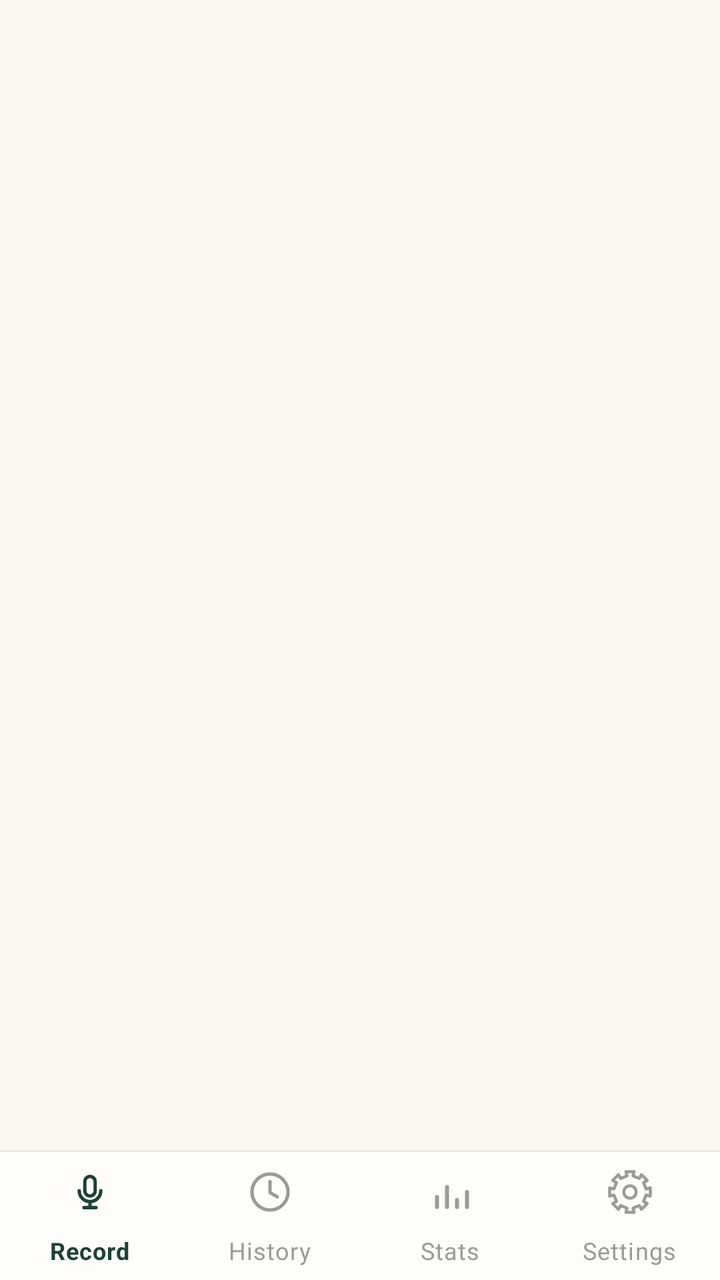
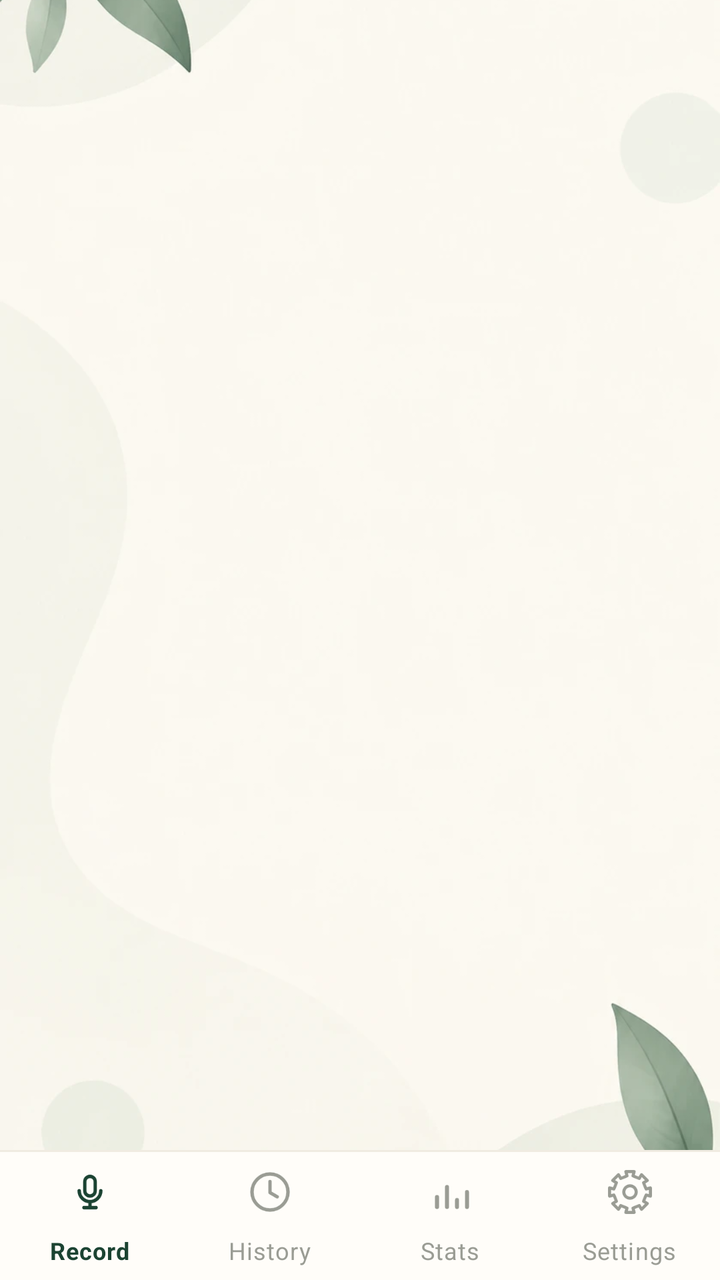

Before-and-after screenshots of an Android layout around one commit, followed by the original layout XML and the change that was made.
<!-- AndroidManifest.xml: application theme Theme.VoiceRecorder -->
<!-- res/layout/activity_main.xml -->
<?xml version="1.0" encoding="utf-8"?>
<LinearLayout
    xmlns:android="http://schemas.android.com/apk/res/android"
    xmlns:app="http://schemas.android.com/apk/res-auto"
    android:layout_width="match_parent"
    android:layout_height="match_parent"
    android:orientation="vertical"
    android:background="@color/background">

    <FrameLayout
        android:id="@+id/container"
        android:layout_width="match_parent"
        android:layout_height="0dp"
        android:layout_weight="1" />

    <View
        android:layout_width="match_parent"
        android:layout_height="1dp"
        android:background="@color/divider" />

    <com.google.android.material.bottomnavigation.BottomNavigationView
        android:id="@+id/bottomNav"
        android:layout_width="match_parent"
        android:layout_height="wrap_content"
        android:background="@color/surface"
        android:minHeight="64dp"
        app:elevation="0dp"
        app:itemIconTint="@color/nav_item"
        app:itemTextColor="@color/nav_item"
        app:itemRippleColor="@color/forest_soft"
        app:itemActiveIndicatorStyle="@null"
        app:labelVisibilityMode="labeled"
        app:menu="@menu/bottom_nav" />

</LinearLayout>
<!-- resources referenced by this layout -->
<resources>
  <color name="background">#FAF7F1</color>
  <color name="divider">#F0EBE1</color>
  <color name="forest_soft">#E4EDE6</color>
  <color name="surface">#FFFDF9</color>
  <style name="Theme.VoiceRecorder" parent="Theme.MaterialComponents.Light.NoActionBar">
          <item name="colorPrimary">@color/forest</item>
          <item name="colorPrimaryVariant">@color/forest_dark</item>
          <item name="colorOnPrimary">@color/on_forest</item>
          <item name="colorSecondary">@color/forest</item>
          <item name="colorSecondaryVariant">@color/forest_dark</item>
          <item name="colorOnSecondary">@color/on_forest</item>
          <item name="android:colorBackground">@color/background</item>
          <item name="colorSurface">@color/surface</item>
          <item name="android:textColorPrimary">@color/text_primary</item>
          <item name="android:textColorSecondary">@color/text_secondary</item>
          <item name="android:statusBarColor">@color/background</item>
          <item name="android:navigationBarColor">@color/surface</item>
          <item name="android:windowLightStatusBar" tools:targetApi="m">true</item>
          <item name="android:windowLightNavigationBar" tools:targetApi="o_mr1">true</item>
      </style>
  <color name="forest">#1B4332</color>
  <color name="forest_dark">#143428</color>
  <color name="on_forest">#FFFFFF</color>
  <color name="text_primary">#1A211C</color>
  <color name="text_secondary">#6B6F68</color>
</resources>

<!-- the commit's change to res/layout/activity_main.xml (unified diff, before → after) -->
@@ -1,35 +1,52 @@
 <?xml version="1.0" encoding="utf-8"?>
-<LinearLayout
+<FrameLayout
     xmlns:android="http://schemas.android.com/apk/res/android"
     xmlns:app="http://schemas.android.com/apk/res-auto"
     android:layout_width="match_parent"
     android:layout_height="match_parent"
-    android:orientation="vertical"
     android:background="@color/background">
 
-    <FrameLayout
-        android:id="@+id/container"
+    
+    <ImageView
+        android:id="@+id/appBackground"
         android:layout_width="match_parent"
-        android:layout_height="0dp"
-        android:layout_weight="1" />
+        android:layout_height="match_parent"
+        android:scaleType="centerCrop"
+        android:src="@drawable/app_background"
+        android:importantForAccessibility="no"
+        android:contentDescription="@null" />
 
-    <View
+    <LinearLayout
+        android:id="@+id/content"
         android:layout_width="match_parent"
-        android:layout_height="1dp"
-        android:background="@color/divider" />
+        android:layout_height="match_parent"
+        android:orientation="vertical">
 
-    <com.google.android.material.bottomnavigation.BottomNavigationView
-        android:id="@+id/bottomNav"
-        android:layout_width="match_parent"
-        android:layout_height="wrap_content"
-        android:background="@color/surface"
-        android:minHeight="64dp"
-        app:elevation="0dp"
-        app:itemIconTint="@color/nav_item"
-        app:itemTextColor="@color/nav_item"
-        app:itemRippleColor="@color/forest_soft"
-        app:itemActiveIndicatorStyle="@null"
-        app:labelVisibilityMode="labeled"
-        app:menu="@menu/bottom_nav" />
+        <FrameLayout
+            android:id="@+id/container"
+            android:layout_width="match_parent"
+            android:layout_height="0dp"
+            android:layout_weight="1" />
 
-</LinearLayout>
+        <View
+            android:layout_width="match_parent"
+            android:layout_height="1dp"
+            android:background="@color/divider" />
+
+        <com.google.android.material.bottomnavigation.BottomNavigationView
+            android:id="@+id/bottomNav"
+            android:layout_width="match_parent"
+            android:layout_height="wrap_content"
+            android:background="@color/surface"
+            android:minHeight="64dp"
+            app:elevation="0dp"
+            app:itemIconTint="@color/nav_item"
+            app:itemTextColor="@color/nav_item"
+            app:itemRippleColor="@color/forest_soft"
+            app:itemActiveIndicatorStyle="@null"
+            app:labelVisibilityMode="labeled"
+            app:menu="@menu/bottom_nav" />
+
+    </LinearLayout>
+
+</FrameLayout>
<!-- resource entries referenced after the edit -->
@@ -4,6 +4,7 @@
   <color name="divider">#F0EBE1</color>
   <color name="forest_soft">#E4EDE6</color>
   <color name="surface">#FFFDF9</color>
+  <!-- drawable app_background: webp bitmap (drawable-night-nodpi, 26034 bytes) -->
   <style name="Theme.VoiceRecorder" parent="Theme.MaterialComponents.Light.NoActionBar">
           <item name="colorPrimary">@color/forest</item>
           <item name="colorPrimaryVariant">@color/forest_dark</item>
@@ -15,7 +16,8 @@
           <item name="colorSurface">@color/surface</item>
           <item name="android:textColorPrimary">@color/text_primary</item>
           <item name="android:textColorSecondary">@color/text_secondary</item>
-          <item name="android:statusBarColor">@color/background</item>
+          
+          <item name="android:statusBarColor">@android:color/transparent</item>
           <item name="android:navigationBarColor">@color/surface</item>
           <item name="android:windowLightStatusBar" tools:targetApi="m">true</item>
           <item name="android:windowLightNavigationBar" tools:targetApi="o_mr1">true</item>
